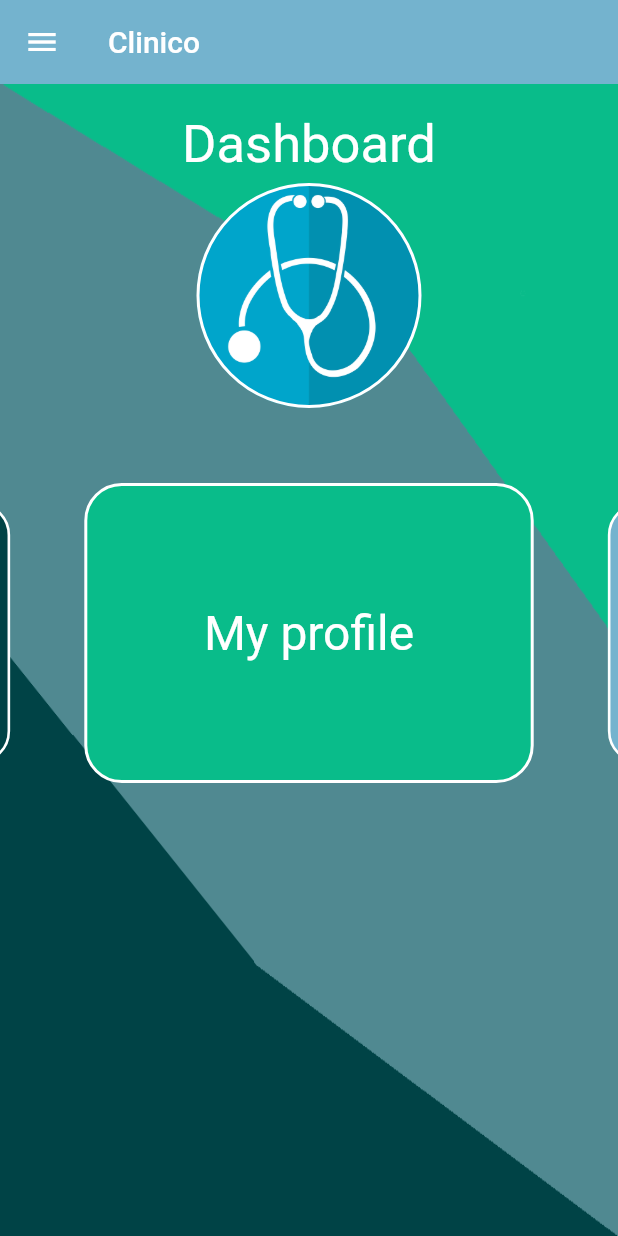
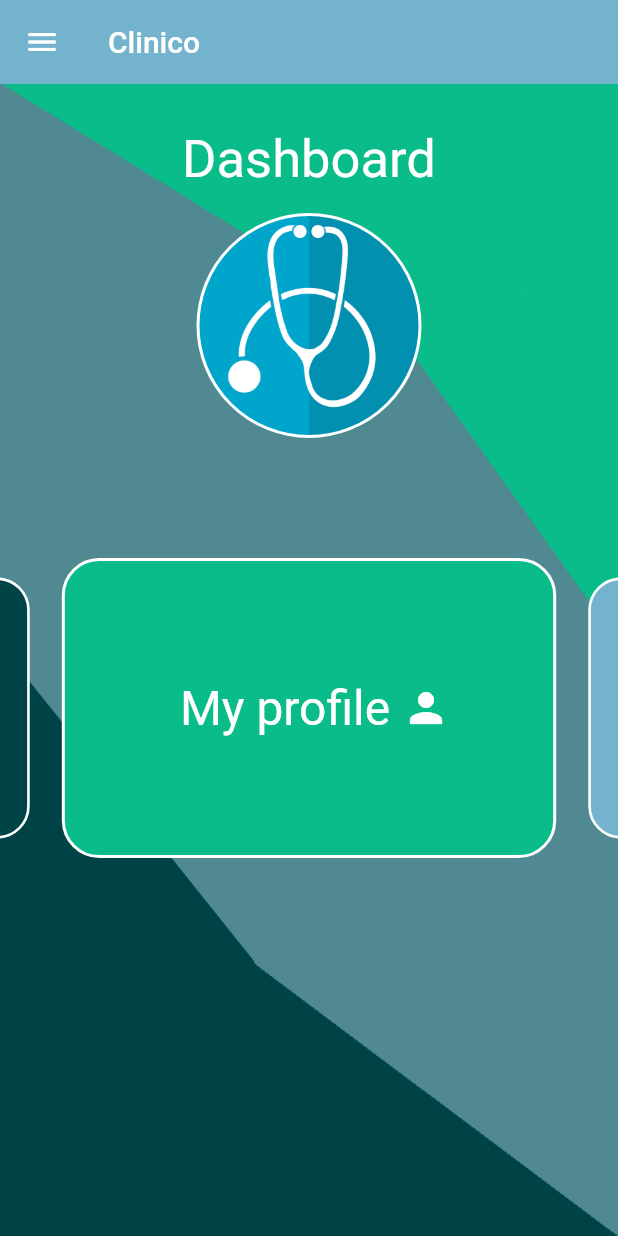
Before and after one commit to Eciric/Clinico, a Flutter app: the screen it shows once a user with an empty profile is signed in, on a phone screen of 412 x 824 dp. Run offline on Flutter 3.47's test engine with Material 2 defaults, Android fonts, the phone set to English and light mode, and no system bars; drawn by our look-alikes of carousel_slider; our stand-ins replace cloud_firestore, firebase_auth, firebase_core, flutter_spinkit; accounts and stored records are empty.

Commit message:
Finished carousel feature

```diff
--- a/lib/screens/home/carousel.dart
+++ b/lib/screens/home/carousel.dart
@@ -11,25 +11,40 @@ class MyCarousel extends StatelessWidget {
     {
       "color": MyColors.mountainMeadow,
       "text": "My profile",
-      "onPressed": new ProfileView()
+      "onPressed": new ProfileView(),
+      "icon": Icons.person,
     },
     {
       "color": MyColors.darkSkyBlue,
-      "text": "Make an appointment",
-      "onPressed": new Appointments()
+      "text": "New appointment",
+      "onPressed": new Appointments(),
+      "icon": Icons.note_add_outlined,
     },
     {
       "color": MyColors.prussianBlue,
       "text": "Clinic information",
-      "onPressed": new Info()
+      "onPressed": new Info(),
+      "icon": Icons.pin_drop,
     },
-    {"color": MyColors.warmBlack, "text": "About us", "onPressed": new About()},
+    {
+      "color": MyColors.warmBlack,
+      "text": "About us",
+      "onPressed": new About(),
+      "icon": Icons.people,
+    },
   ];
 
   @override
   Widget build(BuildContext context) {
     return CarouselSlider(
-      options: CarouselOptions(height: 200.0, enlargeCenterPage: true),
+      options: CarouselOptions(
+          height: 200.0,
+          enlargeCenterPage: true,
+          autoPlay: true,
+          autoPlayInterval: Duration(seconds: 5),
+          autoPlayAnimationDuration: Duration(milliseconds: 1000),
+          autoPlayCurve: Curves.fastOutSlowIn,
+          aspectRatio: 16 / 9),
       items: _carouselItems.map((item) {
         return Builder(
           builder: (BuildContext context) {
@@ -40,7 +55,6 @@ class MyCarousel extends StatelessWidget {
               },
               child: Container(
                   width: MediaQuery.of(context).size.width,
-                  margin: EdgeInsets.symmetric(horizontal: 15.0),
                   decoration: BoxDecoration(
                       color: item['color'],
                       borderRadius: BorderRadius.circular(25),
@@ -51,11 +65,22 @@ class MyCarousel extends StatelessWidget {
                   child: Center(
                       child: Container(
                           padding: EdgeInsets.all(5.0),
-                          child: Text(
-                            '${item['text']}',
-                            textAlign: TextAlign.center,
-                            style:
-                                TextStyle(fontSize: 32.0, color: Colors.white),
+                          child: Wrap(
+                            alignment: WrapAlignment.center,
+                            crossAxisAlignment: WrapCrossAlignment.center,
+                            children: [
+                              Text(
+                                '${item['text']}  ',
+                                textAlign: TextAlign.center,
+                                style: TextStyle(
+                                    fontSize: 32.0, color: Colors.white),
+                              ),
+                              Icon(
+                                item['icon'],
+                                color: Colors.white,
+                                size: 32,
+                              ),
+                            ],
                           )))),
             );
           },
--- a/lib/screens/home/home.dart
+++ b/lib/screens/home/home.dart
@@ -94,6 +94,9 @@ class Home extends StatelessWidget {
               padding: EdgeInsets.symmetric(vertical: 20),
               child: Column(
                 children: <Widget>[
+                  SizedBox(
+                    height: 10,
+                  ),
                   Text(
                     'Dashboard',
                     style: TextStyle(
@@ -102,7 +105,7 @@ class Home extends StatelessWidget {
                     ),
                   ),
                   SizedBox(
-                    height: 5,
+                    height: 15,
                   ),
                   Container(
                     height: 150.0,
@@ -115,7 +118,7 @@ class Home extends StatelessWidget {
                         shape: BoxShape.circle,
                         border: Border.all(width: 2, color: Colors.white)),
                   ),
-                  SizedBox(height: 50),
+                  SizedBox(height: 80),
                   MyCarousel(),
                 ],
               ),
```
